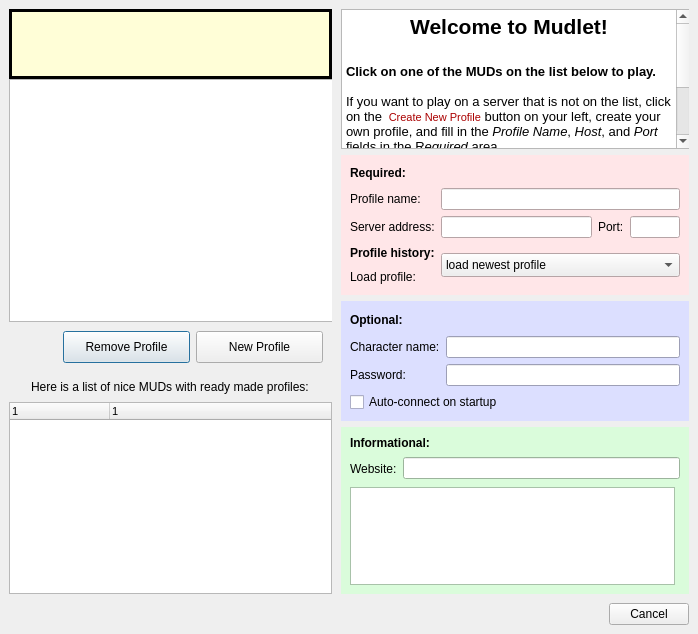
Mudlet/Mudlet, file mudlet/prealpha1/mudlet/src/ui/connection_profiles.ui: the form before one commit.
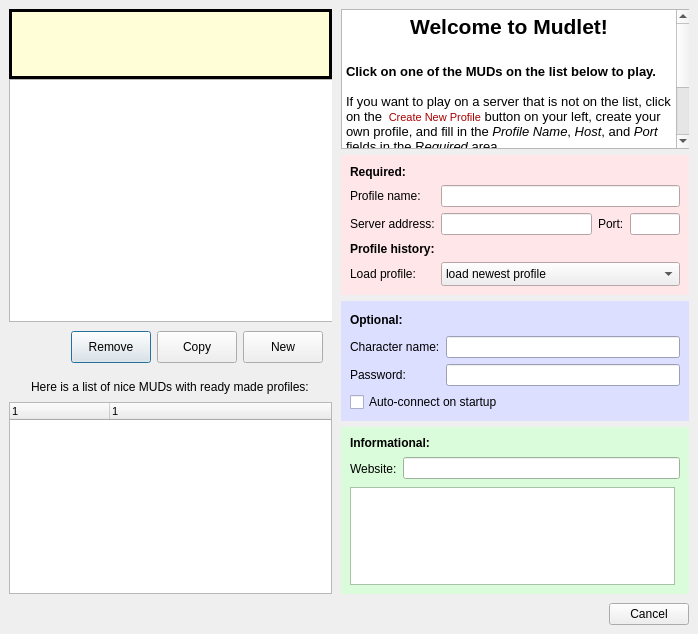
The form after the commit. Icons and pictures are not drawn.

Commit message: vadi added the copy button

Patch:
```diff
--- a/mudlet/prealpha1/mudlet/src/ui/connection_profiles.ui
+++ b/mudlet/prealpha1/mudlet/src/ui/connection_profiles.ui
@@ -2074,8 +2074,8 @@
              <height>16777215</height>
             </size>
            </property>
-           <layout class="QGridLayout" name="gridLayout_3" >
-            <item row="0" column="0" >
+           <layout class="QHBoxLayout" name="horizontalLayout_5" >
+            <item>
              <spacer name="horizontalSpacer_4" >
               <property name="orientation" >
                <enum>Qt::Horizontal</enum>
@@ -2088,7 +2088,7 @@
               </property>
              </spacer>
             </item>
-            <item row="0" column="1" >
+            <item>
              <widget class="QPushButton" name="remove_profile_button" >
               <property name="sizePolicy" >
                <sizepolicy vsizetype="Preferred" hsizetype="Fixed" >
@@ -2098,7 +2098,7 @@
               </property>
               <property name="minimumSize" >
                <size>
-                <width>127</width>
+                <width>0</width>
                 <height>25</height>
                </size>
               </property>
@@ -2109,7 +2109,7 @@
                </size>
               </property>
               <property name="text" >
-               <string>Remove Profile</string>
+               <string>Remove</string>
               </property>
               <property name="icon" >
                <iconset resource="../application.qrc" >
@@ -2117,8 +2117,8 @@
               </property>
              </widget>
             </item>
-            <item row="0" column="2" >
-             <widget class="QPushButton" name="new_profile_button" >
+            <item>
+             <widget class="QPushButton" name="copy_profile_button" >
               <property name="sizePolicy" >
                <sizepolicy vsizetype="Preferred" hsizetype="Fixed" >
                 <horstretch>0</horstretch>
@@ -2127,7 +2127,7 @@
               </property>
               <property name="minimumSize" >
                <size>
-                <width>127</width>
+                <width>0</width>
                 <height>25</height>
                </size>
               </property>
@@ -2138,7 +2138,36 @@
                </size>
               </property>
               <property name="text" >
-               <string>New Profile</string>
+               <string>Copy</string>
+              </property>
+              <property name="icon" >
+               <iconset resource="../application.qrc" >
+                <normaloff>:/icons/icons/list-add_small.png</normaloff>:/icons/icons/list-add_small.png</iconset>
+              </property>
+             </widget>
+            </item>
+            <item>
+             <widget class="QPushButton" name="new_profile_button_2" >
+              <property name="sizePolicy" >
+               <sizepolicy vsizetype="Preferred" hsizetype="Fixed" >
+                <horstretch>0</horstretch>
+                <verstretch>0</verstretch>
+               </sizepolicy>
+              </property>
+              <property name="minimumSize" >
+               <size>
+                <width>0</width>
+                <height>25</height>
+               </size>
+              </property>
+              <property name="maximumSize" >
+               <size>
+                <width>16777215</width>
+                <height>16777215</height>
+               </size>
+              </property>
+              <property name="text" >
+               <string>New</string>
               </property>
               <property name="icon" >
                <iconset resource="../application.qrc" >
@@ -2524,7 +2553,14 @@
               </property>
              </widget>
             </item>
-            <item rowspan="2" row="3" column="1" colspan="3" >
+            <item row="4" column="0" >
+             <widget class="QLabel" name="label_9" >
+              <property name="text" >
+               <string>Load profile:</string>
+              </property>
+             </widget>
+            </item>
+            <item row="4" column="1" colspan="3" >
              <widget class="QComboBox" name="profile_history" >
               <property name="minimumSize" >
                <size>
@@ -2544,13 +2580,6 @@
               </item>
              </widget>
             </item>
-            <item row="4" column="0" >
-             <widget class="QLabel" name="label_9" >
-              <property name="text" >
-               <string>Load profile:</string>
-              </property>
-             </widget>
-            </item>
            </layout>
           </widget>
          </item>
```
Left out of the diff: 30 changed lines with no effect on the pictures.
